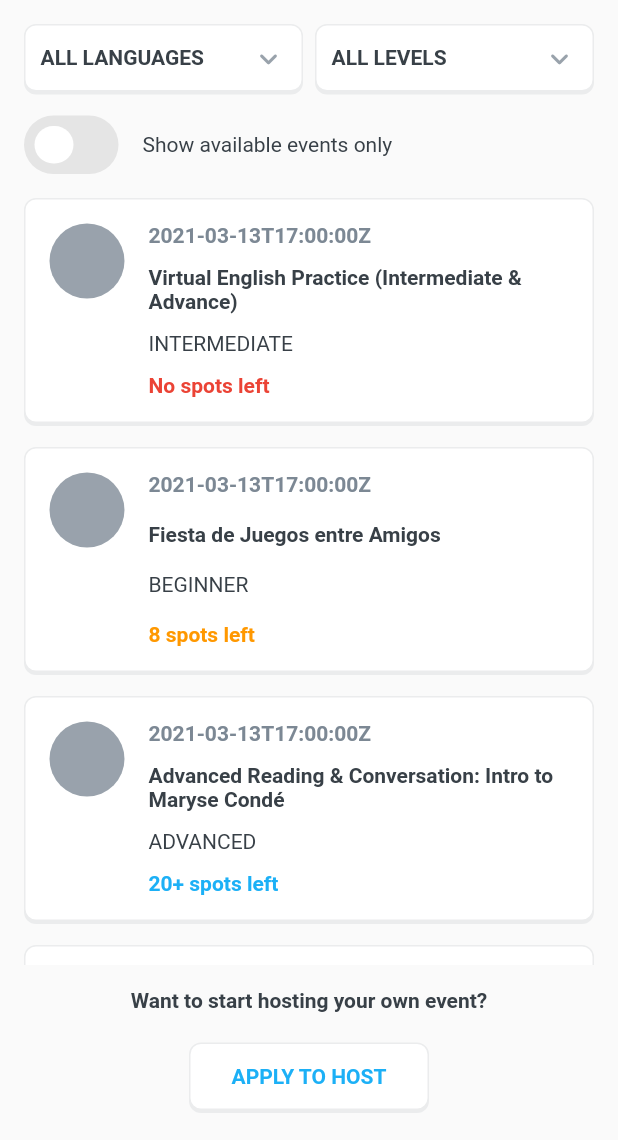
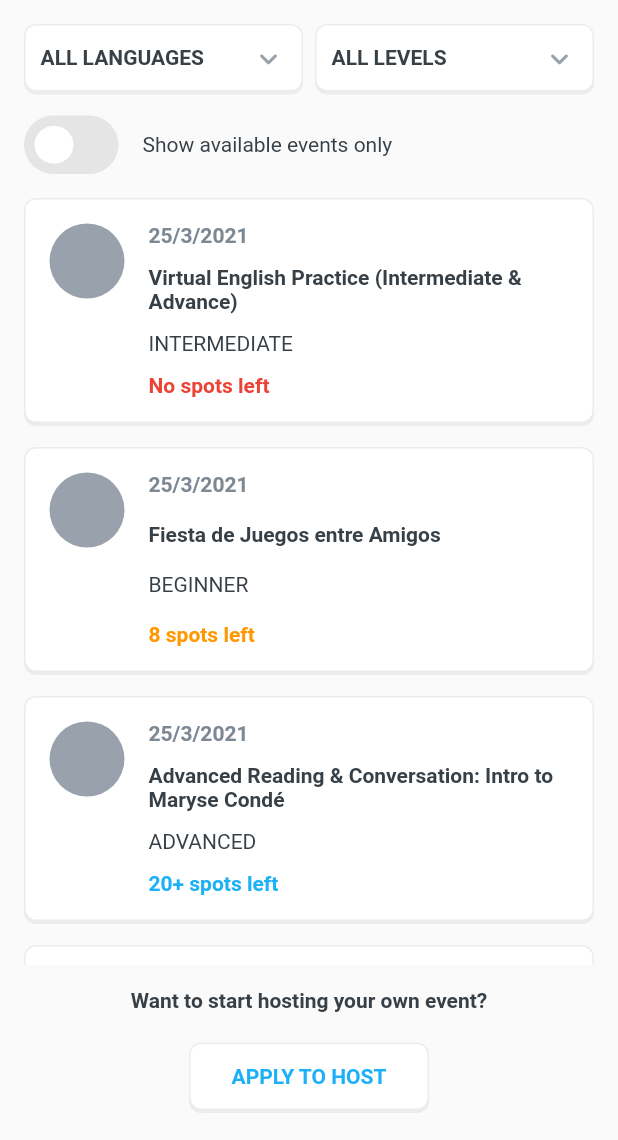
Before and after one commit to nguyenquan123vn/duolingo_event_flutter, a Flutter app: the screen it shows after launch, on a phone screen of 412 x 824 dp, the part 96-1236 px from its top. Run offline on Flutter 3.47's test engine with Material 2 defaults, Android fonts, the phone set to English and light mode, and no system bars; our stand-ins replace firebase_auth; accounts and stored records are empty; Roboto replaces fonts that are missing (Monsserat).

Commit message:
Change date and time displaying format.

```diff
--- a/lib/global/widget/appBar.dart
+++ b/lib/global/widget/appBar.dart
@@ -18,7 +18,7 @@ class CustomedAppBar extends StatelessWidget implements PreferredSizeWidget {
             Expanded(
                 flex: 3,
                 child: Text("Duolingo events", style: appBarTextStyle)),
-            Expanded(child: Button(label: "LOGIN", type: "WHITE", onPressed: () => Navigator.of(context).pushNamed('/host')))
+            Expanded(child: Button(label: "LOGIN", type: "WHITE", onPressed: () => Navigator.of(context).pushNamed('/login')))
           ],
         ),
       ),
--- a/lib/models/event.dart
+++ b/lib/models/event.dart
@@ -12,8 +12,9 @@ class Event {
   final String timeZone;
   final String title;
 
-  Event({
-      this.attendeeLimit,
+  DateTime date;
+  Event(
+      {this.attendeeLimit,
       this.attendeeProficiency,
       this.description,
       this.duration,
@@ -24,5 +25,7 @@ class Event {
       this.reservationCount,
       this.startDate,
       this.timeZone,
-      this.title});
+      this.title}) {
+    date = DateTime.parse(startDate);
+  }
 }
--- a/lib/screens/event_details/components/header.dart
+++ b/lib/screens/event_details/components/header.dart
@@ -13,7 +13,7 @@ class Header extends StatelessWidget {
   }) : super(key: key);
 
   final String title;
-  final String date;
+  final DateTime date;
   final int spotLeft;
 
   @override
@@ -24,7 +24,7 @@ class Header extends StatelessWidget {
         Text(title, style: headerTextStyle),
         SizedBox(height: 16.0),
         IconText(
-            label: date,
+            label: '${date.day}/${date.month}/${date.year} - ${date.hour}h${date.minute}',
             icon: Icons.watch_later),
         SizedBox(height: 16.0),
         IconText(label: "$spotLeft spots left", icon: Icons.person),
--- a/lib/screens/event_details/event_detail.dart
+++ b/lib/screens/event_details/event_detail.dart
@@ -75,7 +75,7 @@ class ContentContainer extends StatelessWidget {
     return Column(children: [
       Header(
           title: event.title,
-          date: event.startDate,
+          date: event.date,
           spotLeft: event.attendeeLimit - event.reservationCount),
       Divider(height: 50, thickness: 1),
       Details(
--- a/lib/screens/event_home/components/eventList.dart
+++ b/lib/screens/event_home/components/eventList.dart
@@ -23,7 +23,7 @@ class _EventListState extends State<EventList> {
           language: "English",
           recurrencePattern: "WEEKLY",
           reservationCount: 40,
-          startDate: "2021-03-13T17:00:00Z",
+          startDate: DateTime.now().toString(),
           timeZone: "Asia/Calcutta",
           title: "Virtual English Practice (Intermediate & Advance)"),
       Event(
@@ -36,7 +36,7 @@ class _EventListState extends State<EventList> {
           language: "Spanish",
           recurrencePattern: "WEEKLY",
           reservationCount: 92,
-          startDate: "2021-03-13T17:00:00Z",
+          startDate: DateTime.now().toString(),
           timeZone: "Asia/Calcutta",
           title: "Fiesta de Juegos entre Amigos"),
       Event(
@@ -49,7 +49,7 @@ class _EventListState extends State<EventList> {
           language: "France",
           recurrencePattern: "WEEKLY",
           reservationCount: 50,
-          startDate: "2021-03-13T17:00:00Z",
+          startDate: DateTime.now().toString(),
           timeZone: "Asia/Calcutta",
           title: "Advanced Reading & Conversation: Intro to Maryse Condé"),
       Event(
@@ -62,7 +62,7 @@ class _EventListState extends State<EventList> {
           language: "Germany",
           recurrencePattern: "WEEKLY",
           reservationCount: 50,
-          startDate: "2021-03-13T17:00:00Z",
+          startDate: DateTime.now().toString(),
           timeZone: "Asia/Calcutta",
           title: "Welcome germany leaners <3"),
       Event(
@@ -75,7 +75,7 @@ class _EventListState extends State<EventList> {
           language: "France",
           recurrencePattern: "WEEKLY",
           reservationCount: 50,
-          startDate: "2021-03-13T17:00:00Z",
+          startDate: DateTime.now().toString(),
           timeZone: "Asia/Calcutta",
           title: "Advanced Reading & Conversation: Intro to Maryse Condé"),
       Event(
@@ -88,7 +88,7 @@ class _EventListState extends State<EventList> {
           language: "Spanish",
           recurrencePattern: "WEEKLY",
           reservationCount: 90,
-          startDate: "2021-03-13T17:00:00Z",
+          startDate: DateTime.now().toString(),
           timeZone: "Asia/Calcutta",
           title: "Spanish for beginner, attend now !!!"),
     ];
--- a/lib/screens/event_home/components/eventTile.dart
+++ b/lib/screens/event_home/components/eventTile.dart
@@ -58,7 +58,7 @@ class EventTile extends StatelessWidget {
                       crossAxisAlignment: CrossAxisAlignment.start,
                       mainAxisAlignment: MainAxisAlignment.spaceBetween,
                       children: [
-                        Text(event.startDate, style: defaultBoldWashTextStyle),
+                        Text('${event.date.day}/${event.date.month}/${event.date.year}', style: defaultBoldWashTextStyle),
                         Text(event.title, style: defaultBoldTextStyle),
                         Text(event.attendeeProficiency,
                             style: defaultTextStyle),
```
